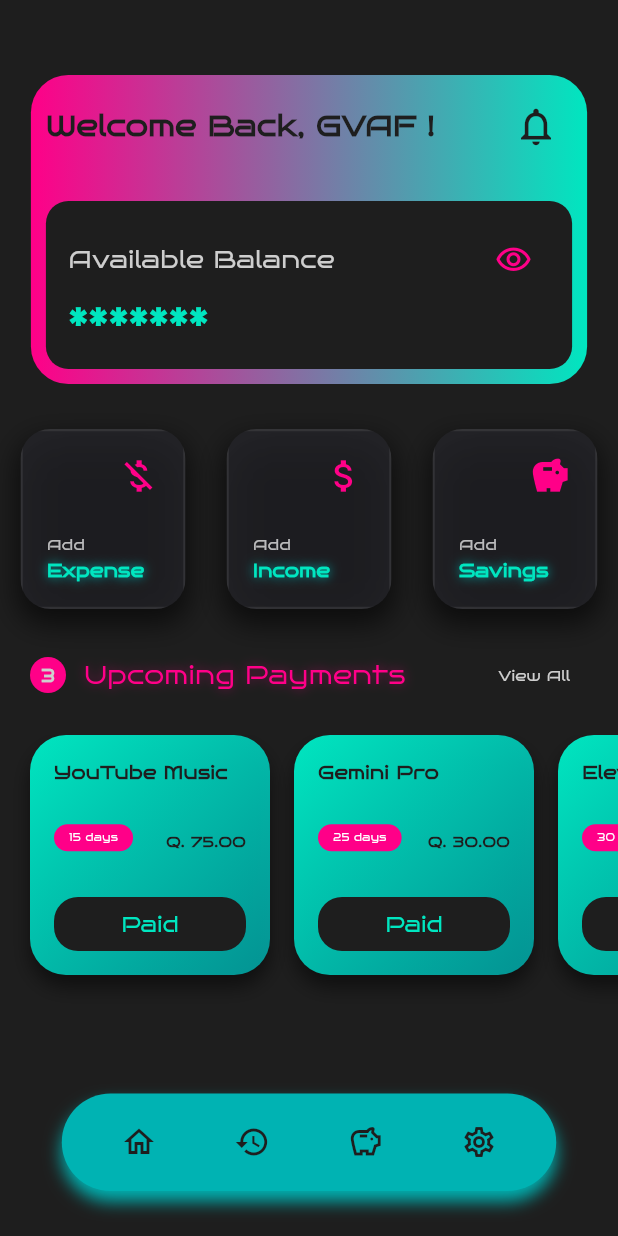
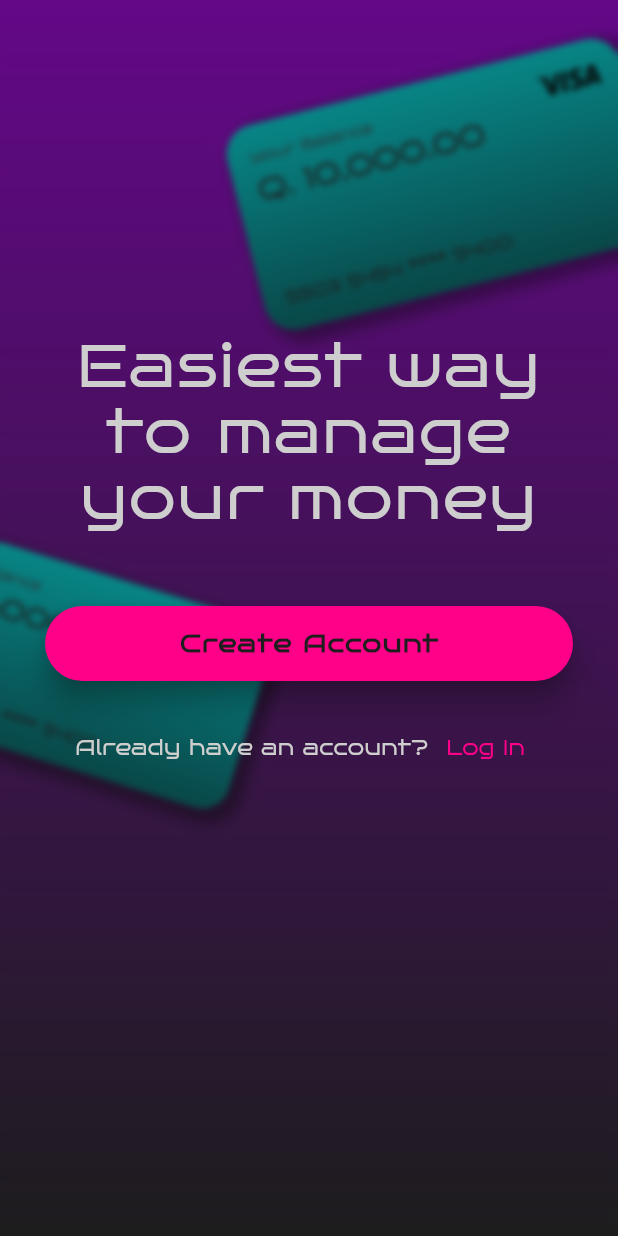
Before and after one commit to GV4F/Finance_Management, a Flutter app: the screen it shows after launch, on a phone screen of 412 x 824 dp. Run offline on Flutter 3.47's test engine with Material 3 defaults, Android fonts, the light colour scheme and no system bars; our stand-ins replace go_router, supabase_flutter; accounts and stored records are empty.

Commit message:
Auth Gate, Auth Service: its okay. Welcome page design: its okay

```diff
--- a/lib/auth/auth_gate.dart
+++ b/lib/auth/auth_gate.dart
@@ -0,0 +1,30 @@
+import 'package:flutter/material.dart';
+import 'package:supabase_flutter/supabase_flutter.dart';
+
+// * PAGES
+import '../pages/home_page.dart';
+import '../pages/welcome_page.dart';
+
+class AuthGate extends StatelessWidget {
+  const AuthGate({super.key});
+
+  @override
+  Widget build(BuildContext context) {
+    return StreamBuilder(
+      stream: Supabase.instance.client.auth.onAuthStateChange,
+      builder: (context, snapshot) {
+        if(snapshot.connectionState == ConnectionState.waiting) {
+          return const Center(child: CircularProgressIndicator());
+        }
+
+        final session = snapshot.hasData ? snapshot.data!.session : null;
+        final user = session?.user;
+
+        if(user != null) {
+          return const HomePage();
+        }
+        return const WelcomePage();
+      }
+    );
+  }
+}
--- a/lib/auth/auth_service.dart
+++ b/lib/auth/auth_service.dart
@@ -0,0 +1,36 @@
+import 'package:supabase_flutter/supabase_flutter.dart';
+
+class AuthService {
+  final _supabaseClient = Supabase.instance.client;
+
+  // - SIGN IN WITH EMAIL AND PASSWORD
+  Future<AuthResponse> signInWithEmail(String email, String password) async {
+    return await _supabaseClient.auth.signInWithPassword(
+      email: email,
+      password: password
+    );
+  }
+
+  // - SIGN UP WITH EMAIL AND PASSWORD
+  Future<AuthResponse> signUpWithEmail(String name, String email, String password) async {
+    return await _supabaseClient.auth.signUp(
+      email: email,
+      password: password,
+      data: {
+        'name': name,
+      }
+    );
+  }
+
+  // - GET CURRENT USER
+  String? getCurrentUser() {
+    final session = _supabaseClient.auth.currentSession;
+    final user = session?.user;
+    return user?.email;
+  }
+
+  // - SIGN OUT
+  Future<void> signOut() async {
+    await _supabaseClient.auth.signOut();
+  }
+}
--- a/lib/main.dart
+++ b/lib/main.dart
@@ -1,14 +1,21 @@
 import 'package:flutter/material.dart';
 import 'package:gvaf_finance_app/router.dart';
 import 'package:flutter/services.dart';
+import 'package:supabase_flutter/supabase_flutter.dart';
 
-void main() {
+void main() async {
   WidgetsFlutterBinding.ensureInitialized();
 
   SystemChrome.setEnabledSystemUIMode(
     SystemUiMode.manual,
     overlays: [SystemUiOverlay.top]
   );
+
+  await Supabase.initialize(
+    url: 'https://ulkewvhalcrqsdymwdde.supabase.co',
+    anonKey: 'sb_publishable_0YBGmnxZnhMasttfH7NZxA_wuw_JqHy',
+  );
+
   runApp(const MyApp());
 }
 
--- a/lib/pages/welcome_page.dart
+++ b/lib/pages/welcome_page.dart
@@ -0,0 +1,135 @@
+import 'package:flutter/material.dart';
+import 'dart:ui';
+
+class WelcomePage extends StatelessWidget {
+  const WelcomePage({super.key});
+
+  @override
+  Widget build(BuildContext context) {
+
+    final colors = Theme.of(context).colorScheme;
+    final size = MediaQuery.of(context).size;
+
+    return Scaffold(
+      body: Stack(
+        children: [
+          Container(
+            width: double.infinity,
+            height: double.infinity,
+            decoration: BoxDecoration(
+              gradient: LinearGradient(
+                colors: [Color(0xFF8300B6), colors.onPrimary],
+                begin: Alignment.topCenter,
+                end: Alignment.bottomCenter,
+              ),
+            ),
+          ),
+
+          Positioned(
+            top: size.height * 0.05,
+            right: -40,
+            child: Transform.rotate(
+              angle: -0.25,
+              child: Image.asset(
+                'assets/images/Card.png',
+                width: 300,
+                fit: BoxFit.contain,
+              ),
+            )
+          ),
+
+          Positioned(
+            top: size.height * 0.45,
+            left: -90,
+            child: Transform.rotate(
+              angle: 0.3,
+              child: Image.asset(
+                'assets/images/Card.png',
+                width: 280,
+                fit: BoxFit.contain,
+              ),
+            )
+          ),
+
+          Positioned.fill(
+            child: BackdropFilter(
+              filter: ImageFilter.blur(sigmaX: 2, sigmaY: 2),
+              child: Container(
+                decoration: BoxDecoration(
+                  color: const Color(0xFF1A1A1D).withValues(alpha: 0.3),
+                ),
+                padding: EdgeInsets.only(left: 30, right: 30, bottom: 80),
+                child: Column(
+                  mainAxisAlignment: MainAxisAlignment.center,
+                  children: [
+                    Text(
+                      "Easiest way \nto manage \nyour money",
+                      textAlign: TextAlign.center,
+                      style: TextStyle(
+                        fontFamily: 'BrunoAce',
+                        fontSize: 40,
+                        fontWeight: FontWeight.w500,
+                        color: colors.onSurface,
+                        height: 1.1,
+                        letterSpacing: 1.2,
+                      ),
+                    ),
+                    const SizedBox(height: 50),
+                    SizedBox(
+                        width: double.infinity,
+                        height: 50,
+                        child: ElevatedButton(
+                          onPressed: () {},
+                          style: ElevatedButton.styleFrom(
+                            backgroundColor: colors.tertiary,
+                            foregroundColor: colors.onPrimary,
+                            elevation: 8,
+                            shadowColor: colors.onPrimary.withValues(alpha: 1),
+                            shape: RoundedRectangleBorder(
+                              borderRadius: BorderRadius.circular(50),
+                            ),
+                          ),
+                          child: Text(
+                            "Create Account",
+                            style: TextStyle(
+                              fontSize: 16,
+                              fontWeight: FontWeight.bold,
+                              color: colors.onPrimary,
+                              letterSpacing: 1.0,
+                            ),
+                          ),
+                        ),
+                      ),
+                      const SizedBox(height: 20),
+                      Row(
+                        mainAxisAlignment: MainAxisAlignment.center,
+                        children: [
+                          Text(
+                            'Already have an account?',
+                            style: TextStyle(
+                              fontSize: 14,
+                              color: colors.onSurface,
+                            ),
+                          ),
+                          TextButton(
+                            onPressed: () {},
+                            child: Text(
+                              'Log In',
+                              style: TextStyle(
+                                fontSize: 14,
+                                color: colors.tertiary,
+                              ),
+                            ),
+                          )
+                        ],
+                      )
+                  ],
+                ),
+              )
+            )
+          )
+        ],
+      )
+    );
+  }
+}
--- a/lib/router.dart
+++ b/lib/router.dart
@@ -1,7 +1,8 @@
 import 'package:go_router/go_router.dart';
+import 'package:gvaf_finance_app/auth/auth_gate.dart';
 
 // * PAGES
-import './pages/home_page.dart';
+// import './pages/home_page.dart';
 import './pages/historial_page.dart';
 import './pages/savings_page.dart';
 import './pages/profile_page.dart';
@@ -11,15 +12,15 @@ final GoRouter appRouter = GoRouter(
 
   initialLocation: '/',
   routes: [
+    GoRoute(
+      path: '/',
+      builder: (context, state) => const AuthGate(),
+    ),
     ShellRoute(
       builder: (context, state, child) {
         return MainPage(child: child);
       },
       routes: [
-        GoRoute(
-          path: '/',
-          builder: (context, state) => const HomePage(),
-        ),
         GoRoute(
           path: '/historial',
           builder: (context, state) => const HistorialPage(),
--- a/pubspec.yaml
+++ b/pubspec.yaml
@@ -36,6 +36,8 @@ dependencies:
   cupertino_icons: ^1.0.8
   go_router: ^17.2.2
   supabase: ^2.10.6
+  supabase_flutter: ^2.12.4
+  flutter_svg: ^2.3.0
 
 dev_dependencies:
   flutter_test:
@@ -95,6 +97,8 @@ flutter:
     - family: BrunoAce
       fonts:
         - asset: assets/fonts/Bruno_Ace/BrunoAce-Regular.ttf
+  assets:
+    - assets/images/Card.png
 
 flutter_launcher_icons:
   android: "launcher_icon"
```
Also changed, not shown: assets/images/Card.png (added), pubspec.lock, 5 other files.
